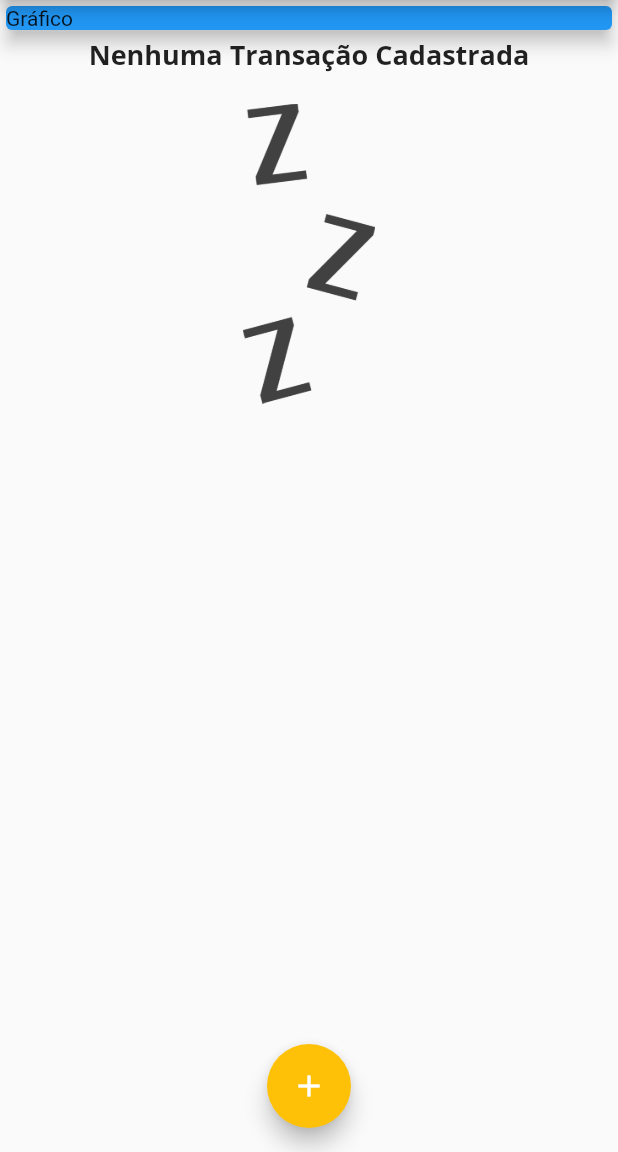
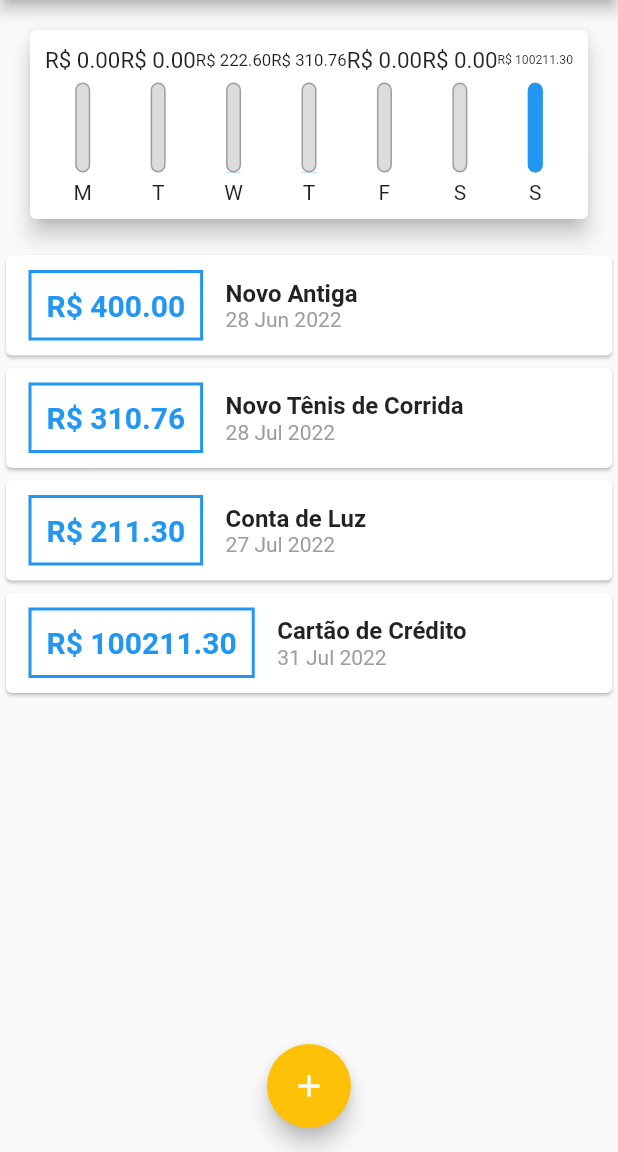
Before and after one commit to CodeAkio/expenses_flutter, a Flutter app: the screen it shows after launch, on a phone screen of 412 x 824 dp, the part 84-1236 px from its top. Run offline on Flutter 3.47's test engine with Material 2 defaults, Android fonts, the phone set to English and light mode, and no system bars.

Commit message:
Create chart widget

```diff
--- /dev/null
+++ b/lib/components/chart.dart
@@ -0,0 +1,64 @@
+import 'package:expenses_flutter/components/chart_bar.dart';
+import 'package:expenses_flutter/models/transaction.dart';
+import 'package:intl/intl.dart';
+import 'package:flutter/material.dart';
+
+class Chart extends StatelessWidget {
+  final List<Transaction> recentTransaction;
+
+  const Chart({Key? key, required this.recentTransaction}) : super(key: key);
+
+  List<Map<String, dynamic>> get groupedTransactions {
+    return List.generate(7, (index) {
+      final weekDay = DateTime.now().subtract(
+        Duration(days: index),
+      );
+
+      double totalSum = 0.0;
+
+      for (var i = 0; i < recentTransaction.length; i++) {
+        bool sameDay = recentTransaction[i].date.day == weekDay.day;
+        bool sameMonth = recentTransaction[i].date.month == weekDay.month;
+        bool sameYear = recentTransaction[i].date.year == weekDay.year;
+
+        if (sameDay && sameMonth && sameYear) {
+          totalSum += recentTransaction[i].value;
+        }
+      }
+
+      return {
+        'day': DateFormat.E().format(weekDay)[0],
+        'value': totalSum,
+      };
+    }).reversed.toList();
+  }
+
+  double get _weekTotalValue {
+    return groupedTransactions.fold(0.0, (sum, tr) {
+      return sum + tr['value'];
+    });
+  }
+
+  @override
+  Widget build(BuildContext context) {
+    return Card(
+      elevation: 6,
+      margin: EdgeInsets.all(20),
+      child: Padding(
+        padding: const EdgeInsets.all(10.0),
+        child: Row(
+          mainAxisAlignment: MainAxisAlignment.spaceAround,
+          children: groupedTransactions.map((tr) {
+            return Flexible(
+              fit: FlexFit.tight,
+              child: ChartBar(
+                  label: tr['day'],
+                  value: tr['value'],
+                  percentage: (tr['value'] as double) / _weekTotalValue),
+            );
+          }).toList(),
+        ),
+      ),
+    );
+  }
+}
--- /dev/null
+++ b/lib/components/chart_bar.dart
@@ -0,0 +1,56 @@
+import 'package:flutter/material.dart';
+
+class ChartBar extends StatelessWidget {
+  final String label;
+  final double value;
+  final double percentage;
+
+  const ChartBar(
+      {Key? key,
+      required this.label,
+      required this.value,
+      required this.percentage})
+      : super(key: key);
+
+  @override
+  Widget build(BuildContext context) {
+    return Column(
+      children: [
+        Container(
+            height: 20,
+            child: FittedBox(child: Text('R\$ ${value.toStringAsFixed(2)}'))),
+        SizedBox(height: 5),
+        Container(
+          height: 60,
+          width: 10,
+          child: Stack(
+            alignment: Alignment.bottomCenter,
+            children: [
+              Container(
+                decoration: BoxDecoration(
+                  border: Border.all(
+                    color: Colors.grey,
+                    width: 1.0,
+                  ),
+                  color: Color.fromRGBO(220, 220, 220, 1),
+                  borderRadius: BorderRadius.circular(5),
+                ),
+              ),
+              FractionallySizedBox(
+                heightFactor: percentage,
+                child: Container(
+                  decoration: BoxDecoration(
+                    color: Theme.of(context).primaryColor,
+                    borderRadius: BorderRadius.circular(5),
+                  ),
+                ),
+              ),
+            ],
+          ),
+        ),
+        SizedBox(height: 5),
+        Text(label)
+      ],
+    );
+  }
+}
--- a/lib/main.dart
+++ b/lib/main.dart
@@ -1,5 +1,6 @@
 import 'dart:math';
 
+import 'package:expenses_flutter/components/chart.dart';
 import 'package:expenses_flutter/components/transaction_form.dart';
 import 'package:flutter/material.dart';
 
@@ -38,19 +39,43 @@ class MyHomePage extends StatefulWidget {
 
 class _MyHomePageState extends State<MyHomePage> {
   final List<Transaction> _transactions = [
-    // Transaction(
-    //   id: 't1',
-    //   title: 'Novo Tênis de Corrida',
-    //   value: 310.76,
-    //   date: DateTime.now(),
-    // ),
-    // Transaction(
-    //   id: 't2',
-    //   title: 'Conta de Luz',
-    //   value: 211.30,
-    //   date: DateTime.now(),
-    // ),
+    Transaction(
+      id: 't0',
+      title: 'Novo Antiga',
+      value: 400.00,
+      date: DateTime.now().subtract(Duration(days: 33)),
+    ),
+    Transaction(
+      id: 't1',
+      title: 'Novo Tênis de Corrida',
+      value: 310.76,
+      date: DateTime.now().subtract(Duration(days: 3)),
+    ),
+    Transaction(
+      id: 't2',
+      title: 'Conta de Luz',
+      value: 211.30,
+      date: DateTime.now().subtract(Duration(days: 4)),
+    ),
+    Transaction(
+      id: 't3',
+      title: 'Cartão de Crédito',
+      value: 100211.30,
+      date: DateTime.now(),
+    ),
+    Transaction(
+      id: 't4',
+      title: 'Lanche',
+      value: 11.30,
+      date: DateTime.now().subtract(Duration(days: 4)),
+    ),
   ];
+
+  List<Transaction> get _recentTransactions {
+    return _transactions.where((tr) {
+      return tr.date.isAfter(DateTime.now().subtract(Duration(days: 7)));
+    }).toList();
+  }
 
   @override
   Widget build(BuildContext context) {
@@ -67,14 +92,7 @@ class _MyHomePageState extends State<MyHomePage> {
         child: Column(
           crossAxisAlignment: CrossAxisAlignment.stretch,
           children: [
-            Container(
-              width: double.infinity,
-              child: Card(
-                color: Colors.blue,
-                child: Text('Gráfico'),
-                elevation: 5,
-              ),
-            ),
+            Chart(recentTransaction: _recentTransactions),
             TransactionList(transactions: _transactions),
           ],
         ),
```
